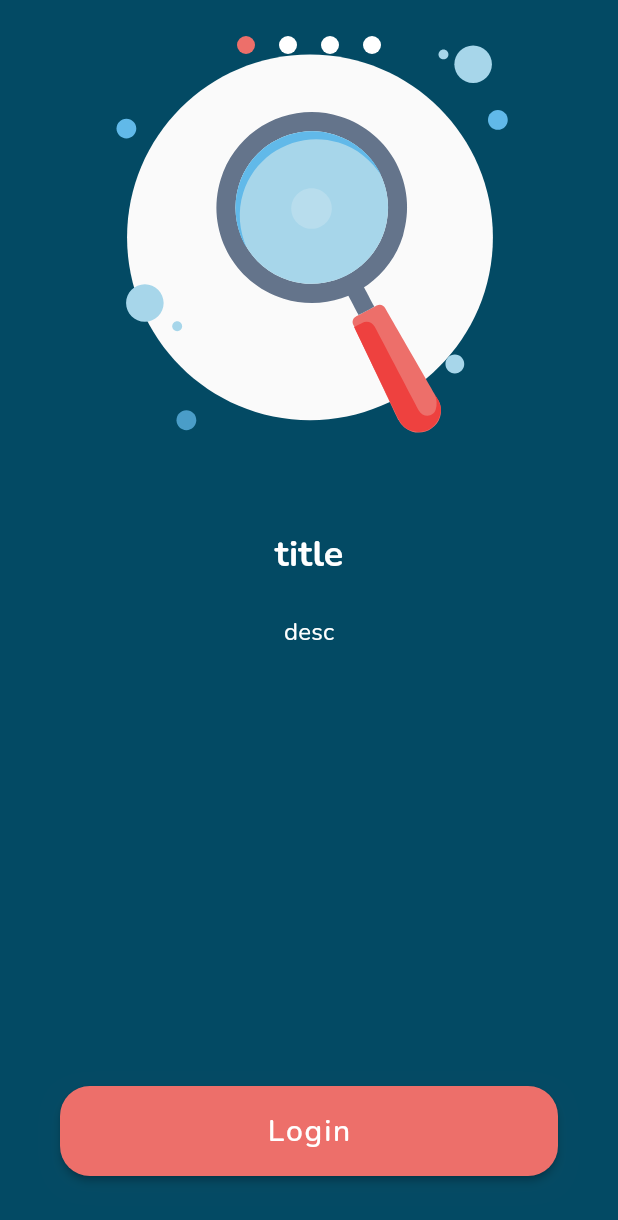
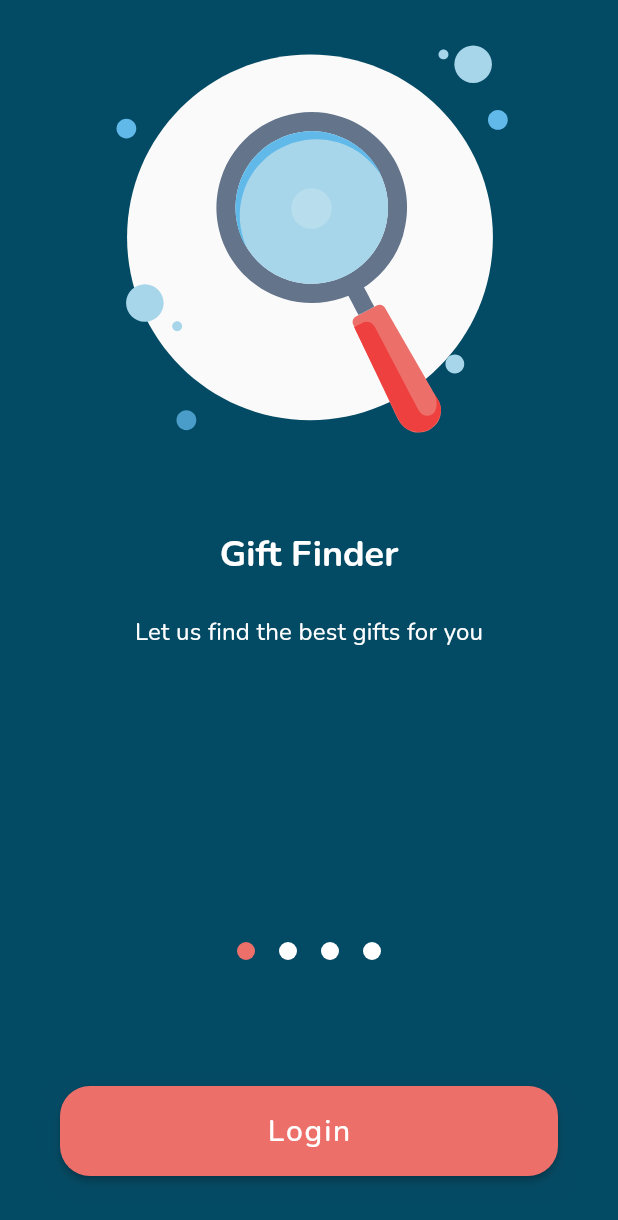
Before and after one commit to rahdeva/buahtangan, a Flutter app: the screen it shows after launch, on a phone screen of 412 x 824 dp. Shown: the top 1220 px of the screen. Run offline on Flutter 3.47's test engine with Material 2 defaults, Android fonts, the phone set to English and light mode, and no system bars; drawn by our look-alikes of carousel_slider; our stand-ins replace cloud_firestore, firebase_auth, firebase_core, firebase_storage, flutter_iconly, flutter_svg and 7 more; missing offline and left inert: flutter_facebook_auth; accounts and stored records are empty.

Commit message:
fix introduction screen layout

```diff
--- a/lib/app/modules/introduction/controllers/onboarding_controller.dart
+++ b/lib/app/modules/introduction/controllers/onboarding_controller.dart
@@ -8,23 +8,23 @@ class OnboardingController extends GetxController {
   final List<Map> data = [
     {
       "image": 'assets/lottie/finder.json',
-      "title": "title",
-      "desc": "desc"
+      "title": "Gift Finder",
+      "desc": "Let us find the best gifts for you"
     },
     {
       "image": 'assets/lottie/gifts.json',
-      "title": "title",
-      "desc": "desc"
+      "title": "Gift Directory",
+      "desc": "Discover gifts that you might like"
     },
     {
       "image": 'assets/lottie/articles.json',
-      "title": "title",
-      "desc": "desc"
+      "title": "Articles",
+      "desc": "Discover things you don't know about"
     },
     {
       "image": 'assets/lottie/calendar.json',
-      "title": "title",
-      "desc": "desc"
+      "title": "Gift Planner",
+      "desc": "Be more organized in your gift-giving"
     }
   ];
 }
--- a/lib/app/modules/introduction/views/onboarding_view.dart
+++ b/lib/app/modules/introduction/views/onboarding_view.dart
@@ -16,12 +16,15 @@ class OnboardingView extends GetView<OnboardingController> {
   Widget build(BuildContext context) {
     return Scaffold(
       backgroundColor: primaryColor,
-      body: Stack(
+      body: SafeArea(
+        child: Stack(
           children: [
             CarouselSlider(
               options: CarouselOptions(
                 height: Get.height,
                 autoPlay: true,
+                viewportFraction: 1.0,
+                enlargeCenterPage: false,
                 autoPlayAnimationDuration: const Duration(milliseconds: 500),
                 onPageChanged: (index, reason) => controller.index.value = index,
               ),
@@ -31,7 +34,7 @@ class OnboardingView extends GetView<OnboardingController> {
                     children: [
                       Lottie.asset(
                         data["image"],
-                      width: Get.width
+                        width: Get.width * 0.8
                       ),
                       const SizedBox(height: 24),
                       Text(
@@ -54,7 +57,10 @@ class OnboardingView extends GetView<OnboardingController> {
               ).toList(),
             ),
             Obx(
-            () => Row(
+              () => Positioned(
+                bottom: 60,
+                width: Get.width,
+                child: Row(
                   mainAxisAlignment: MainAxisAlignment.center,
                   children: controller.data.asMap().entries.map((entry) {
                     return GestureDetector(
@@ -76,7 +82,9 @@ class OnboardingView extends GetView<OnboardingController> {
                   }).toList(),
                 ),
               ),
+            ),
           ],
+        ),
       ),
       bottomNavigationBar: Container(
         margin: const EdgeInsets.fromLTRB(40, 0, 40, 40),
```
Also changed, not shown: pubspec.lock. Lines whose indentation alone changed are shown as unchanged.
